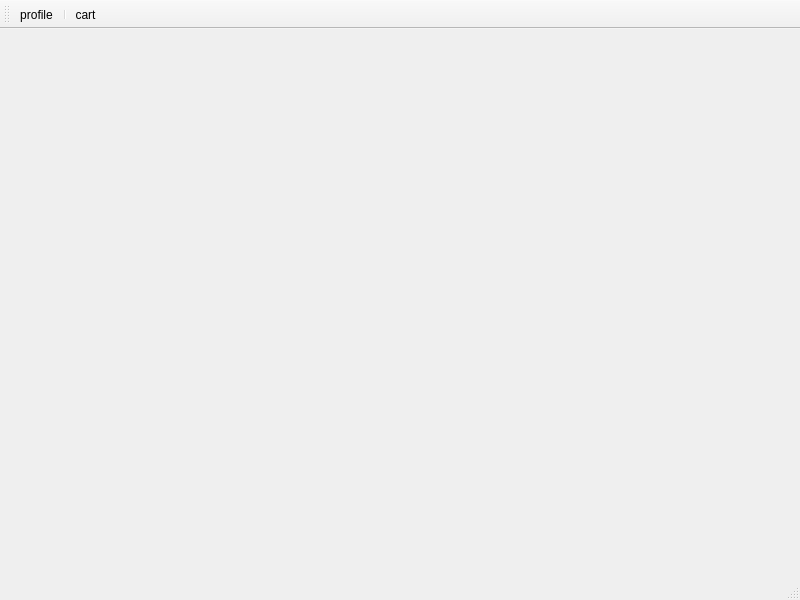
This is client.ui in Abolfazlrwm/IUT_Food as Qt 5 draws it before an edit. The edited form follows.
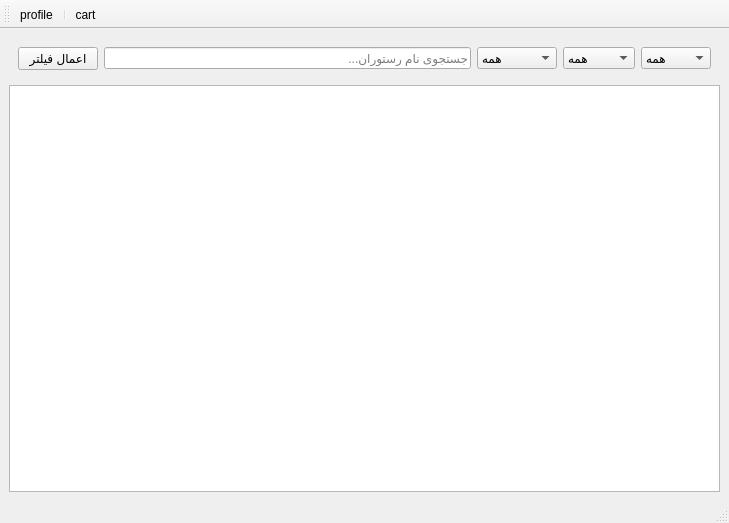
This is the edited form. Icons and pictures are not drawn.

Commit message: fixed some bugs and added filters for restaurant and restaurant list

```diff
--- a/client.ui
+++ b/client.ui
@@ -9,15 +9,115 @@
    <rect>
     <x>0</x>
     <y>0</y>
-    <width>800</width>
-    <height>600</height>
+    <width>729</width>
+    <height>523</height>
    </rect>
   </property>
   <property name="windowTitle">
    <string>MainWindow</string>
   </property>
   <widget class="QWidget" name="centralwidget">
-   <layout class="QVBoxLayout" name="verticalLayout"/>
+   <layout class="QVBoxLayout" name="verticalLayout_2">
+    <item>
+     <widget class="QWidget" name="widget" native="true">
+      <layout class="QHBoxLayout" name="horizontalLayout">
+       <item>
+        <widget class="QPushButton" name="applyFilterButton">
+         <property name="text">
+          <string>اعمال فیلتر</string>
+         </property>
+        </widget>
+       </item>
+       <item>
+        <widget class="QLineEdit" name="searchLineEdit">
+         <property name="placeholderText">
+          <string>جستجوی نام رستوران...</string>
+         </property>
+        </widget>
+       </item>
+       <item>
+        <widget class="QComboBox" name="typeFilterCombo">
+         <item>
+          <property name="text">
+           <string>همه</string>
+          </property>
+         </item>
+         <item>
+          <property name="text">
+           <string>فست فود</string>
+          </property>
+         </item>
+         <item>
+          <property name="text">
+           <string>ایرانی</string>
+          </property>
+         </item>
+         <item>
+          <property name="text">
+           <string>کافه</string>
+          </property>
+         </item>
+        </widget>
+       </item>
+       <item>
+        <widget class="QComboBox" name="locationFilterCombo">
+         <item>
+          <property name="text">
+           <string>همه</string>
+          </property>
+         </item>
+         <item>
+          <property name="text">
+           <string>منطقه 1</string>
+          </property>
+         </item>
+         <item>
+          <property name="text">
+           <string>منطقه 2</string>
+          </property>
+         </item>
+         <item>
+          <property name="text">
+           <string>منطقه 3</string>
+          </property>
+         </item>
+        </widget>
+       </item>
+       <item>
+        <widget class="QComboBox" name="priceFilterButton">
+         <item>
+          <property name="text">
+           <string>همه</string>
+          </property>
+         </item>
+         <item>
+          <property name="text">
+           <string>اقتصادی</string>
+          </property>
+         </item>
+         <item>
+          <property name="text">
+           <string>متوسط</string>
+          </property>
+         </item>
+         <item>
+          <property name="text">
+           <string>گران</string>
+          </property>
+         </item>
+        </widget>
+       </item>
+      </layout>
+     </widget>
+    </item>
+    <item>
+     <widget class="QListWidget" name="restaurantListWidget">
+      <property name="alternatingRowColors">
+       <bool>true</bool>
+      </property>
+     </widget>
+    </item>
+   </layout>
   </widget>
   <widget class="QStatusBar" name="statusbar"/>
   <widget class="QToolBar" name="toolBar">
```
The commit also changes 15 other files.
